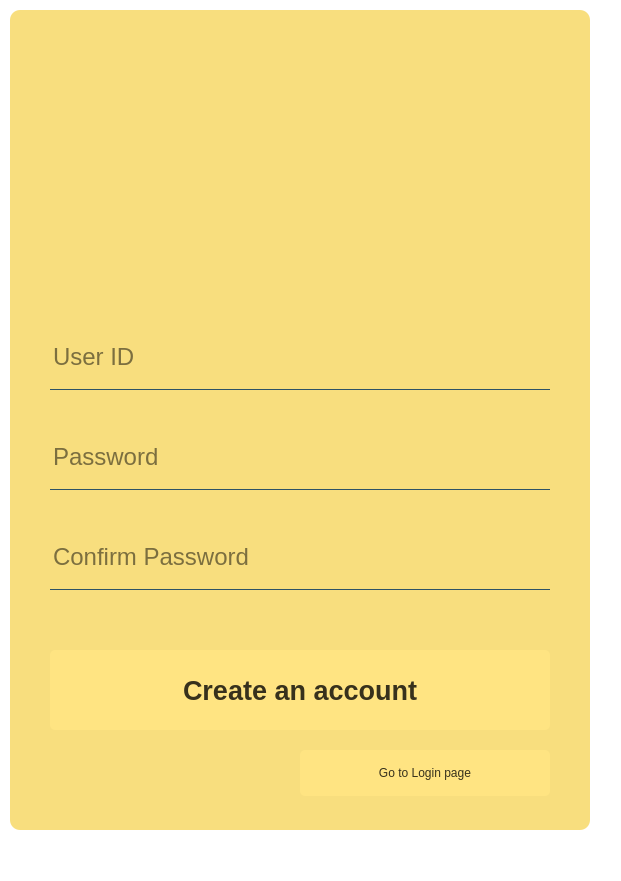
Old version of the form login.ui in the repository JIHO000/soweMusic.
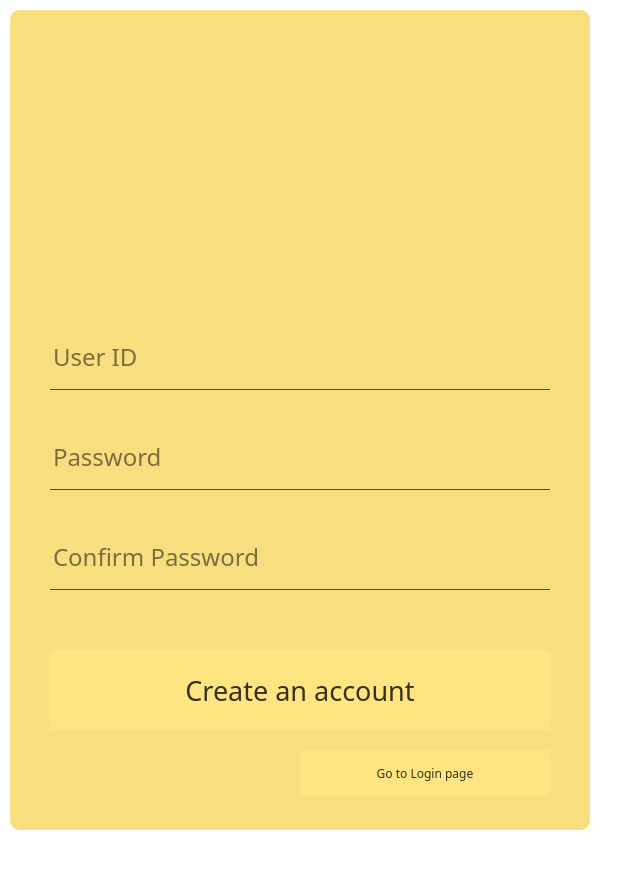
New version of the form. The open tabs and pages were chosen to show the change. Icons and pictures are not drawn.

```diff
--- a/login.ui
+++ b/login.ui
@@ -201,6 +201,7 @@
         </property>
         <property name="font">
          <font>
+          <family>한컴 고딕</family>
           <pointsize>18</pointsize>
          </font>
         </property>
@@ -219,6 +220,7 @@
         </property>
         <property name="font">
          <font>
+          <family>한컴 고딕</family>
           <pointsize>18</pointsize>
          </font>
         </property>
@@ -240,6 +242,7 @@
         </property>
         <property name="font">
          <font>
+          <family>한컴 고딕</family>
           <pointsize>18</pointsize>
          </font>
         </property>
@@ -261,9 +264,10 @@
         </property>
         <property name="font">
          <font>
+          <family>한컴 고딕</family>
           <pointsize>20</pointsize>
-          <weight>75</weight>
-          <bold>true</bold>
+          <weight>50</weight>
+          <bold>false</bold>
          </font>
         </property>
         <property name="text">
@@ -281,6 +285,7 @@
         </property>
         <property name="font">
          <font>
+          <family>한컴 고딕</family>
           <pointsize>9</pointsize>
          </font>
         </property>
```
Left out of the diff: 33 changed lines with no effect on the pictures.
